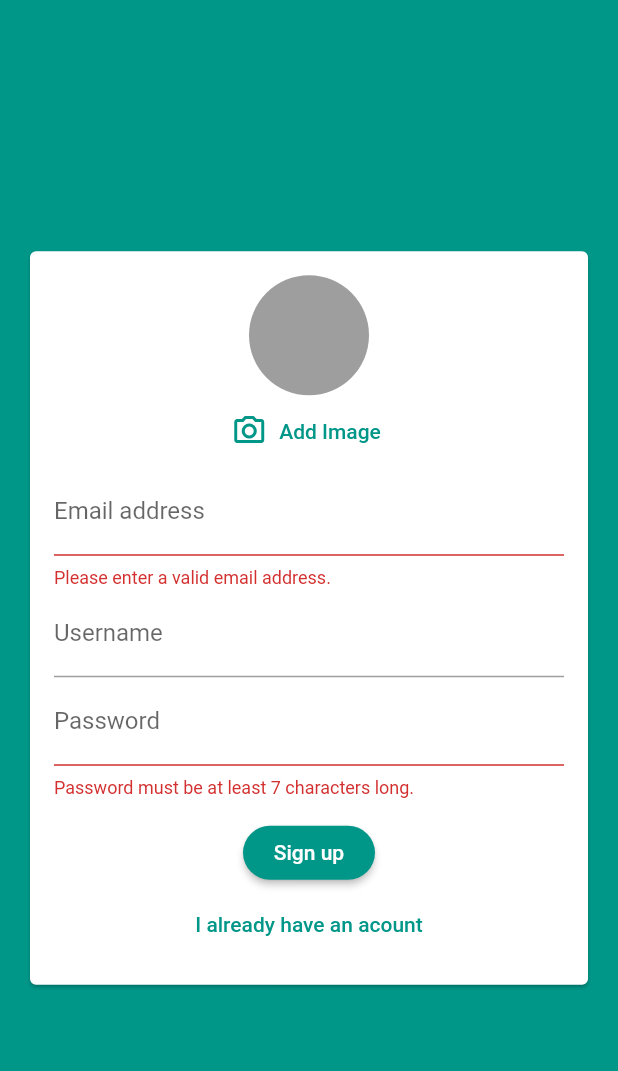
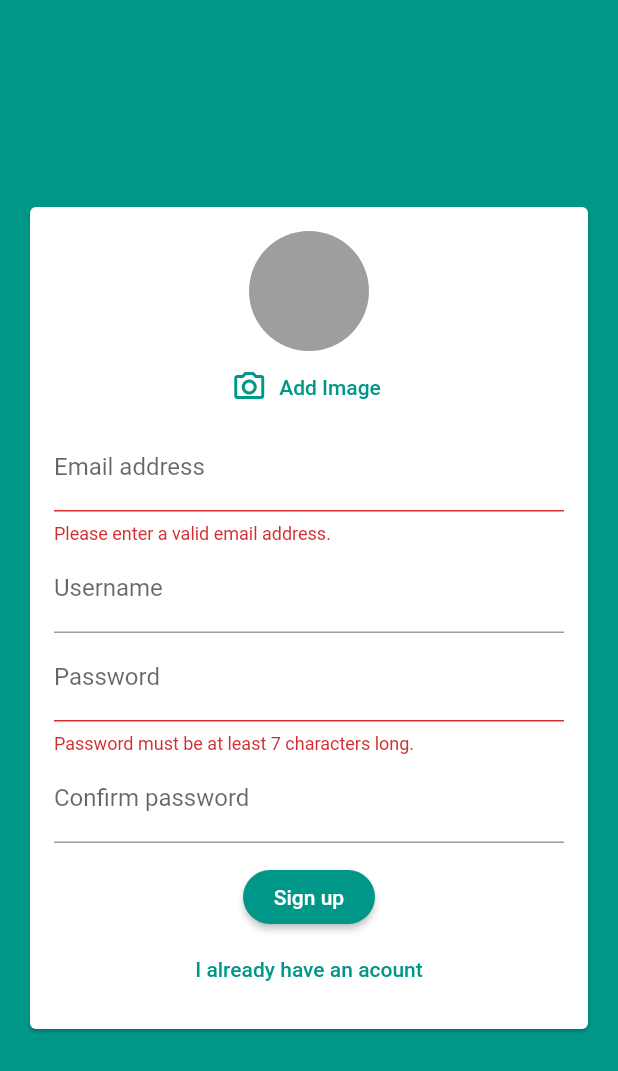
Before and after one commit to mb-s/Chatty, a Flutter app: the screen it shows after launch, after a tap on "Login", after a tap on "Create new account", on a phone screen of 412 x 824 dp. Shown: the top 1071 px of the screen. Run offline on Flutter 3.47's test engine with Material 2 defaults, Android fonts, the phone set to English and light mode, and no system bars; our stand-ins replace cloud_firestore, firebase_auth, firebase_storage, image_picker; accounts and stored records are empty.

Commit message:
Add password confirmation to auth form

```diff
--- a/lib/widgets/auth/auth_form.dart
+++ b/lib/widgets/auth/auth_form.dart
@@ -23,6 +23,8 @@ class AuthForm extends StatefulWidget {
 
 class _AuthFormState extends State<AuthForm> {
   final _formKey = GlobalKey<FormState>();
+  final _passwordController = TextEditingController();
+
   var _isLogin = true;
   String _userEmail = '';
   String _userName = '';
@@ -116,6 +118,7 @@ class _AuthFormState extends State<AuthForm> {
                     decoration: InputDecoration(
                       labelText: 'Password',
                     ),
+                    controller: _passwordController,
                     obscureText: true,
                     key: ValueKey('password'),
                     validator: (value) {
@@ -126,6 +129,19 @@ class _AuthFormState extends State<AuthForm> {
                     },
                     onSaved: (value) {
                       _userPassword = value;
+                    },
+                  ),
+                  if (!_isLogin)
+                    TextFormField(
+                    decoration: InputDecoration(
+                      labelText: 'Confirm password',
+                    ),
+                    obscureText: true,
+                    validator: (value) {
+                      if (value != _passwordController.text) {
+                        return 'Passwords do not match';
+                      }
+                      return null;
                     },
                   ),
                   SizedBox(height: 12),
```
